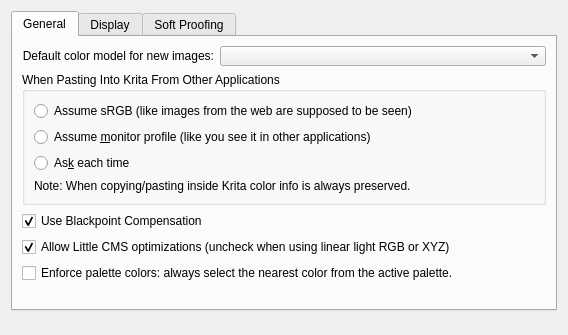
This is libs/ui/forms/wdgcolorsettings.ui in KDE/krita as Qt 5 draws it before an edit. The edited form follows.
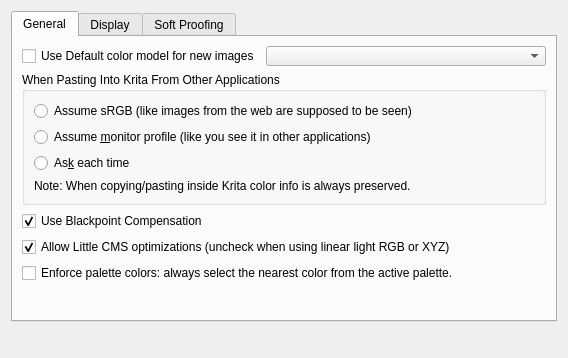
This is the edited form. Custom widgets are drawn as their Qt base class.

Commit message:
Fix "Default colour model for new images"
Before this commit, only working color space is changed
when default color model is changed. But that does not
change anything to the new image dialog. This MR provides
an option to use a default set color model or last used
color model using a checkbox.

Tested as follows:

1)Config Krita -> Color Management -> General ->
    Change default color model for new images(with checkbox checked).
2) Make a new image
3) The new default model and bitdepth appears.

BUG:416918

```diff
--- a/libs/ui/forms/wdgcolorsettings.ui
+++ b/libs/ui/forms/wdgcolorsettings.ui
@@ -11,7 +11,7 @@
     <x>0</x>
     <y>0</y>
     <width>568</width>
-    <height>335</height>
+    <height>358</height>
    </rect>
   </property>
   <property name="windowTitle">
@@ -31,17 +31,29 @@
        <item>
         <layout class="QHBoxLayout" name="horizontalLayout">
          <item>
-          <widget class="QLabel" name="textLabel1_2">
+          <widget class="QCheckBox" name="useDefColorSpace">
+           <property name="enabled">
+            <bool>true</bool>
+           </property>
            <property name="text">
-            <string>Default color model for new images:</string>
+            <string>Use Default color model for new images</string>
            </property>
-           <property name="alignment">
-            <set>Qt::AlignRight|Qt::AlignTrailing|Qt::AlignVCenter</set>
+           <property name="checkable">
+            <bool>true</bool>
+           </property>
+           <property name="checked">
+            <bool>false</bool>
+           </property>
+           <property name="tristate">
+            <bool>false</bool>
            </property>
           </widget>
          </item>
          <item>
           <widget class="KisCmbIDList" name="cmbWorkingColorSpace">
+           <property name="enabled">
+            <bool>true</bool>
+           </property>
            <property name="sizePolicy">
             <sizepolicy hsizetype="Expanding" vsizetype="Preferred">
              <horstretch>0</horstretch>
```
Left out of the diff: 28 changed lines with no effect on the pictures. The commit also changes 5 other files.
